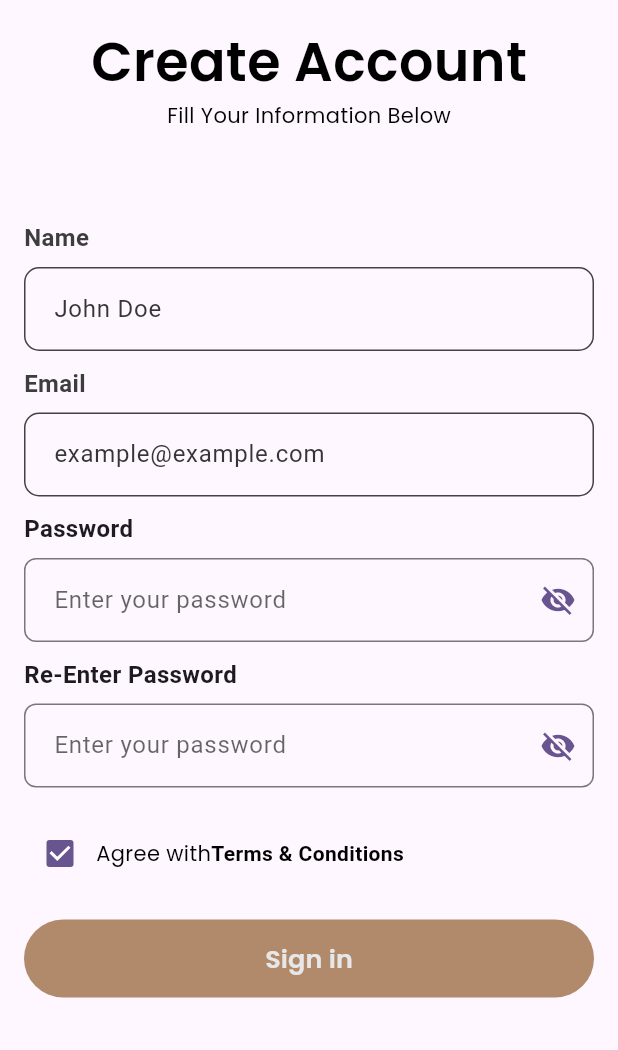
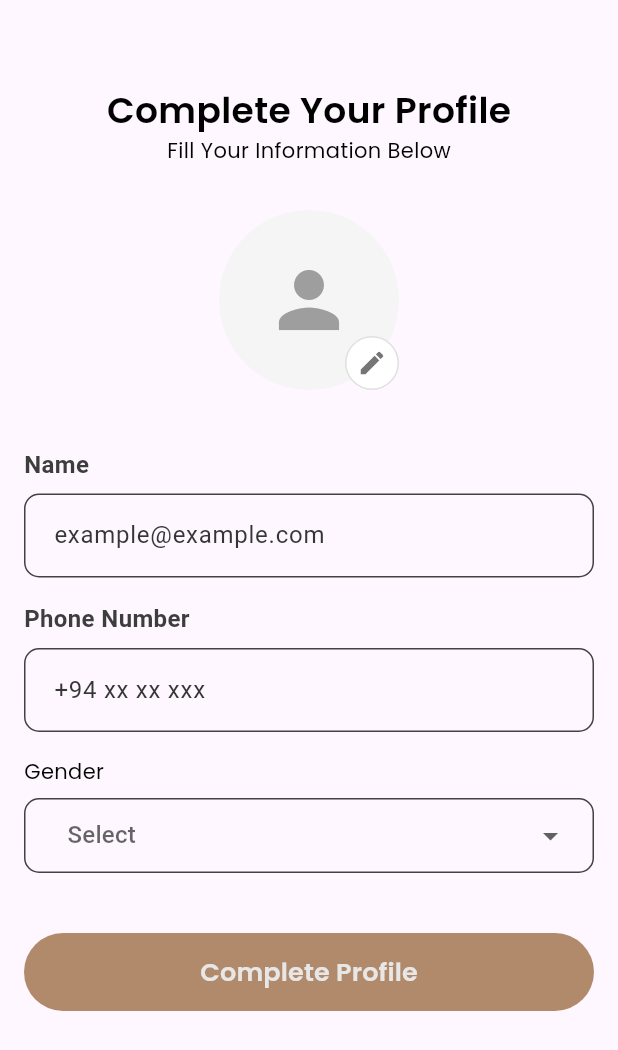
Before and after one commit to HasithFernando/MAD-Project, a Flutter app: the CreateAccountPage screen opened directly, after a tap on "Sign in", on a phone screen of 412 x 824 dp. Shown: the top 1050 px of the screen. Run offline on Flutter 3.47's test engine with Material 3 defaults, Android fonts, the phone set to English and light mode, and no system bars; our stand-ins replace device_preview, firebase_core, google_fonts; accounts and stored records are empty.

Commit message:
complete_your_profile.dart

```diff
--- /dev/null
+++ b/lib/pages/complete_profile.dart
@@ -0,0 +1,215 @@
+import 'package:flutter/material.dart';
+import 'package:thriftale/utils/appColors.dart';
+import 'package:thriftale/utils/btn_text.dart';
+import 'package:thriftale/utils/lable_texts.dart';
+import 'package:thriftale/utils/paragraph_texts.dart';
+import 'package:thriftale/widgets/custom_button.dart';
+import 'package:thriftale/widgets/custom_text.dart';
+import 'package:thriftale/widgets/custom_text_field.dart';
+
+class CompleteProfilePage extends StatefulWidget {
+  const CompleteProfilePage({super.key});
+
+  @override
+  State<CompleteProfilePage> createState() => _CompleteProfilePageState();
+}
+
+class _CompleteProfilePageState extends State<CompleteProfilePage> {
+  // For gender selection
+  String? selectedGender;
+  List<String> genderOptions = ['Male', 'Female', 'Other'];
+
+  @override
+  Widget build(BuildContext context) {
+    return Scaffold(
+      body: SafeArea(
+        child: Stack(
+          children: [
+            // Main content
+            Padding(
+              padding: const EdgeInsets.all(16.0),
+              child: SingleChildScrollView(
+                child: Column(
+                  crossAxisAlignment: CrossAxisAlignment.start,
+                  children: [
+                    SizedBox(
+                      height: 40,
+                    ),
+                    Center(
+                      child: Column(
+                        children: [
+                          CustomText(
+                              text: 'Complete Your Profile',
+                              color: AppColors.black,
+                              fontSize: LableTexts.headers,
+                              fontWeight: FontWeight.w600),
+                          CustomText(
+                              text: 'Fill Your Information Below',
+                              color: AppColors.black,
+                              fontSize: ParagraphTexts.normalParagraph,
+                              fontWeight: FontWeight.normal),
+                          SizedBox(
+                            height: 30,
+                          ),
+                        ],
+                      ),
+                    ),
+
+                    // Profile Picture Upload
+                    Center(
+                      child: Stack(
+                        children: [
+                          Container(
+                            width: 120,
+                            height: 120,
+                            decoration: BoxDecoration(
+                              color: Color(0xFFF5F5F5),
+                              shape: BoxShape.circle,
+                            ),
+                            child: Center(
+                              child: Icon(
+                                Icons.person,
+                                size: 60,
+                                color: Colors.grey,
+                              ),
+                            ),
+                          ),
+                          Positioned(
+                            bottom: 0,
+                            right: 0,
+                            child: GestureDetector(
+                              onTap: () {
+                                // Implement image selection functionality
+                              },
+                              child: Container(
+                                width: 36,
+                                height: 36,
+                                decoration: BoxDecoration(
+                                  color: Colors.white,
+                                  shape: BoxShape.circle,
+                                  border: Border.all(
+                                    color: Colors.grey[300]!,
+                                    width: 1,
+                                  ),
+                                ),
+                                child: Center(
+                                  child: Icon(
+                                    Icons.edit,
+                                    size: 20,
+                                    color: Colors.grey[600],
+                                  ),
+                                ),
+                              ),
+                            ),
+                          ),
+                        ],
+                      ),
+                    ),
+                    SizedBox(
+                      height: 30,
+                    ),
+
+                    // Name field
+                    SizedBox(height: 8),
+                    CustomTextField(
+                      labelText: 'Name',
+                      hintText: 'example@example.com',
+                      textColor: const Color.fromARGB(255, 61, 61, 61),
+                      hintColor: const Color.fromARGB(255, 53, 53, 53),
+                      borderColor: const Color.fromARGB(255, 66, 66, 66),
+                      borderRadius: 10.0,
+                      validator: (value) {
+                        if (value == null || value.isEmpty) {
+                          return 'Please enter a username';
+                        }
+                        if (value.length < 3) {
+                          return 'Username must be at least 3 characters';
+                        }
+                        return null;
+                      },
+                    ),
+                    SizedBox(height: 16),
+
+                    // Phone Number
+                    CustomTextField(
+                      labelText: 'Phone Number',
+                      hintText: '+94 xx xx xxx',
+                      textColor: const Color.fromARGB(255, 61, 61, 61),
+                      hintColor: const Color.fromARGB(255, 53, 53, 53),
+                      borderColor: const Color.fromARGB(255, 66, 66, 66),
+                      borderRadius: 10.0,
+                      validator: (value) {
+                        if (value == null || value.isEmpty) {
+                          return 'Please enter a username';
+                        }
+                        if (value.length < 3) {
+                          return 'Username must be at least 3 characters';
+                        }
+                        return null;
+                      },
+                    ),
+                    SizedBox(height: 16),
+
+                    // Gender Dropdown
+                    CustomText(
+                        text: 'Gender',
+                        color: AppColors.black,
+                        fontSize: ParagraphTexts.normalParagraph,
+                        fontWeight: FontWeight.normal),
+                    SizedBox(height: 8),
+                    Container(
+                      width: double.infinity,
+                      decoration: BoxDecoration(
+                        border: Border.all(
+                          color: const Color.fromARGB(255, 66, 66, 66),
+                        ),
+                        borderRadius: BorderRadius.circular(10.0),
+                      ),
+                      child: DropdownButtonHideUnderline(
+                        child: ButtonTheme(
+                          alignedDropdown: true,
+                          child: DropdownButton<String>(
+                            isExpanded: true,
+                            hint: Text('Select'),
+                            value: selectedGender,
+                            items: genderOptions.map((String gender) {
+                              return DropdownMenuItem<String>(
+                                value: gender,
+                                child: Text(gender),
+                              );
+                            }).toList(),
+                            onChanged: (String? newValue) {
+                              setState(() {
+                                selectedGender = newValue;
+                              });
+                            },
+                            padding: EdgeInsets.symmetric(horizontal: 12),
+                          ),
+                        ),
+                      ),
+                    ),
+                    SizedBox(height: 40),
+
+                    // Complete Profile Button
+                    CustomButton(
+                        text: 'Complete Profile',
+                        backgroundColor: AppColors.highlightbrown,
+                        textColor: AppColors.Inicator,
+                        textWeight: FontWeight.w600,
+                        textSize: BtnText.imageBtn,
+                        width: double.infinity,
+                        height: 52,
+                        borderRadius: 100,
+                        onPressed: () {
+                          // Navigate to the next screen or complete registration
+                        }),
+                  ],
+                ),
+              ),
+            ),
+          ],
+        ),
+      ),
+    );
+  }
+}
--- a/lib/pages/create_account_page.dart
+++ b/lib/pages/create_account_page.dart
@@ -1,7 +1,9 @@
 import 'package:flutter/material.dart';
+import 'package:thriftale/pages/complete_profile.dart';
 import 'package:thriftale/utils/appColors.dart';
 import 'package:thriftale/utils/btn_text.dart';
 import 'package:thriftale/utils/lable_texts.dart';
+import 'package:thriftale/utils/pageNavigations.dart';
 import 'package:thriftale/utils/paragraph_texts.dart';
 import 'package:thriftale/widgets/clickable_text.dart';
 import 'package:thriftale/widgets/custom_button.dart';
@@ -158,7 +160,10 @@ class _CreateAccountPageState extends State<CreateAccountPage> {
                                 width: double.infinity,
                                 height: 52,
                                 borderRadius: 100,
-                                onPressed: () {}),
+                                onPressed: () {
+                                  NavigationUtils.frontNavigation(
+                                      context, CompleteProfilePage());
+                                }),
                           ],
                         ),
                       ),
--- a/lib/pages/signin_page.dart
+++ b/lib/pages/signin_page.dart
@@ -1,4 +1,5 @@
 import 'package:flutter/material.dart';
+import 'package:thriftale/pages/complete_profile.dart';
 import 'package:thriftale/pages/create_account_page.dart';
 import 'package:thriftale/utils/appColors.dart';
 import 'package:thriftale/utils/btn_text.dart';
```
Also changed, not shown: 4 other files.
